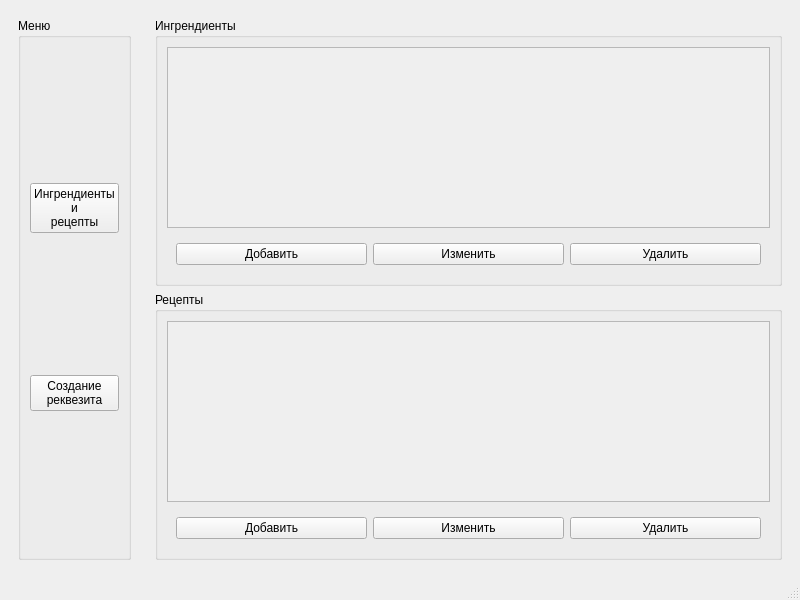
This is DesktopApp/gui/mainwindow.ui in nmikhaylovskiy/crafthackP3 as Qt 5 draws it before an edit. The edited form follows.
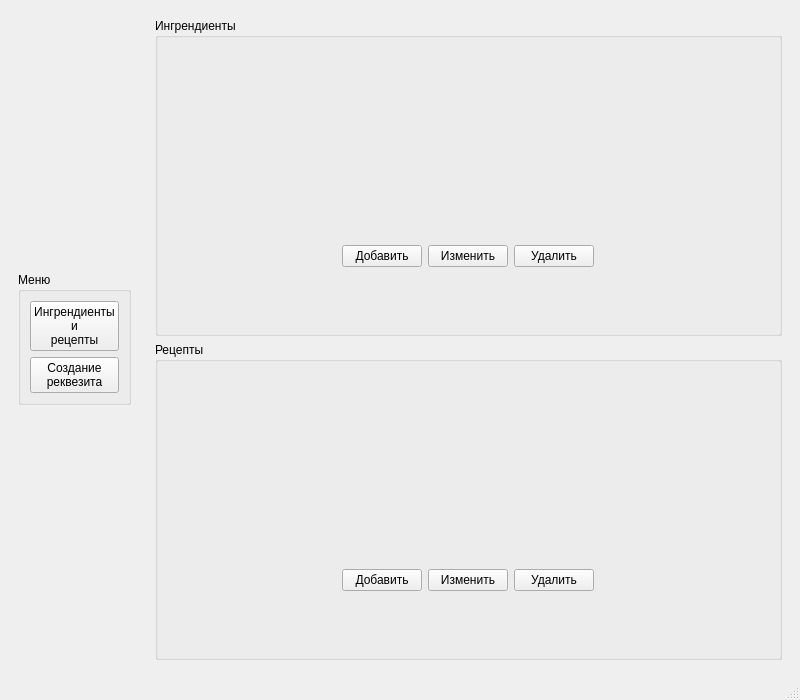
This is the edited form. The open tabs and pages were chosen to show the change. Custom widgets are drawn as their Qt base class.

Commit message: add ListWidget, ListItem name description setting and showing, styles

The edit to the form file:
```diff
--- a/DesktopApp/gui/mainwindow.ui
+++ b/DesktopApp/gui/mainwindow.ui
@@ -7,9 +7,15 @@
     <x>0</x>
     <y>0</y>
     <width>800</width>
-    <height>600</height>
+    <height>700</height>
    </rect>
   </property>
+  <property name="minimumSize">
+   <size>
+    <width>700</width>
+    <height>700</height>
+   </size>
+  </property>
   <property name="windowTitle">
    <string>Alchemy Control</string>
   </property>
@@ -32,6 +38,12 @@
       <layout class="QVBoxLayout" name="verticalLayout">
        <item>
         <widget class="QGroupBox" name="groupBox">
+         <property name="sizePolicy">
+          <sizepolicy hsizetype="Preferred" vsizetype="Fixed">
+           <horstretch>0</horstretch>
+           <verstretch>0</verstretch>
+          </sizepolicy>
+         </property>
          <property name="title">
           <string>Меню</string>
          </property>
@@ -61,6 +73,12 @@
     </item>
     <item>
      <widget class="QStackedWidget" name="pages">
+      <property name="sizePolicy">
+       <sizepolicy hsizetype="Expanding" vsizetype="Preferred">
+        <horstretch>0</horstretch>
+        <verstretch>0</verstretch>
+       </sizepolicy>
+      </property>
       <property name="currentIndex">
        <number>1</number>
       </property>
@@ -73,24 +91,16 @@
           </property>
           <layout class="QVBoxLayout" name="verticalLayout_4">
            <item>
-            <widget class="QScrollArea" name="scrollArea">
-             <property name="widgetResizable">
-              <bool>true</bool>
-             </property>
-             <widget class="QWidget" name="scrollAreaWidgetContents">
-              <property name="geometry">
-               <rect>
-                <x>0</x>
-                <y>0</y>
-                <width>533</width>
-                <height>136</height>
-               </rect>
-              </property>
-             </widget>
-            </widget>
+            <widget class="ListWidget" name="listIngredient" native="true"/>
            </item>
-           <item>
+           <item alignment="Qt::AlignHCenter">
             <widget class="QWidget" name="widget_2" native="true">
+             <property name="sizePolicy">
+              <sizepolicy hsizetype="Fixed" vsizetype="Preferred">
+               <horstretch>0</horstretch>
+               <verstretch>0</verstretch>
+              </sizepolicy>
+             </property>
              <layout class="QHBoxLayout" name="horizontalLayout_2">
               <item>
                <widget class="QPushButton" name="pushButton_3">
@@ -126,24 +136,16 @@
           </property>
           <layout class="QVBoxLayout" name="verticalLayout_5">
            <item>
-            <widget class="QScrollArea" name="scrollArea_2">
-             <property name="widgetResizable">
-              <bool>true</bool>
-             </property>
-             <widget class="QWidget" name="scrollAreaWidgetContents_2">
-              <property name="geometry">
-               <rect>
-                <x>0</x>
-                <y>0</y>
-                <width>533</width>
-                <height>135</height>
-               </rect>
-              </property>
-             </widget>
-            </widget>
+            <widget class="ListWidget" name="widget_6" native="true"/>
            </item>
-           <item>
+           <item alignment="Qt::AlignHCenter">
             <widget class="QWidget" name="widget_3" native="true">
+             <property name="sizePolicy">
+              <sizepolicy hsizetype="Fixed" vsizetype="Preferred">
+               <horstretch>0</horstretch>
+               <verstretch>0</verstretch>
+              </sizepolicy>
+             </property>
              <layout class="QHBoxLayout" name="horizontalLayout_3">
               <item>
                <widget class="QPushButton" name="pushButton_6">
@@ -238,6 +240,14 @@
   </widget>
   <widget class="QStatusBar" name="statusbar"/>
  </widget>
+ <customwidgets>
+  <customwidget>
+   <class>ListWidget</class>
+   <extends>QWidget</extends>
+   <header>ListWidget.h</header>
+   <container>1</container>
+  </customwidget>
+ </customwidgets>
  <resources/>
  <connections/>
 </ui>
```
Left out of the diff: 17 changed lines with no effect on the pictures. The commit also changes 17 other files.
